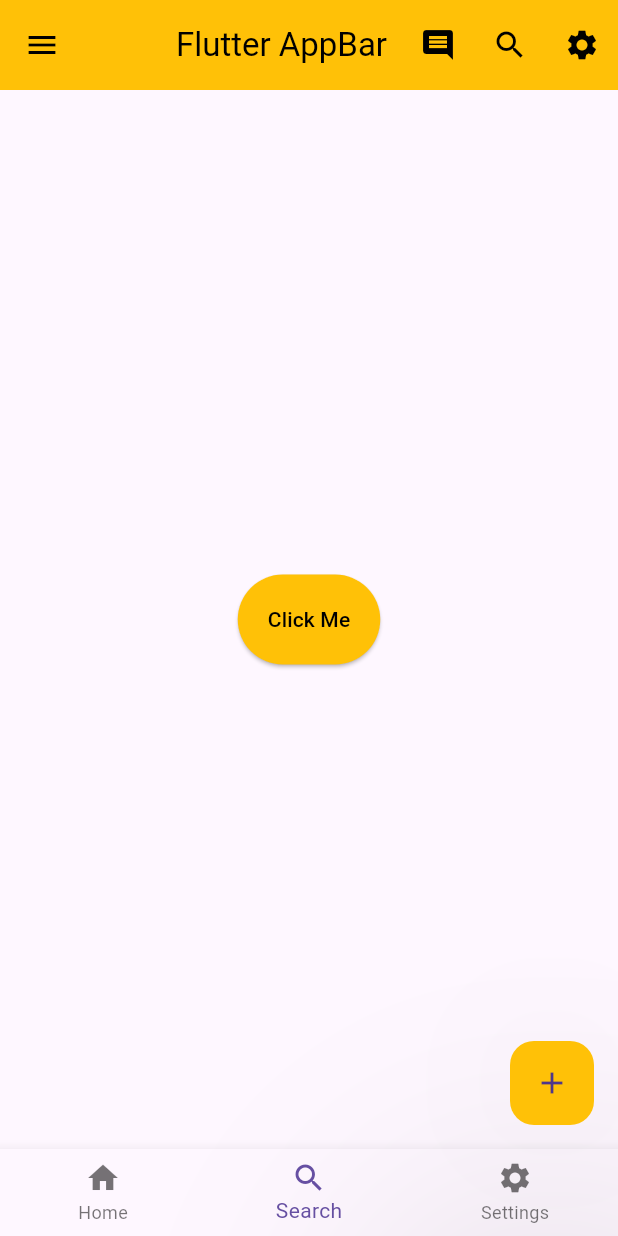
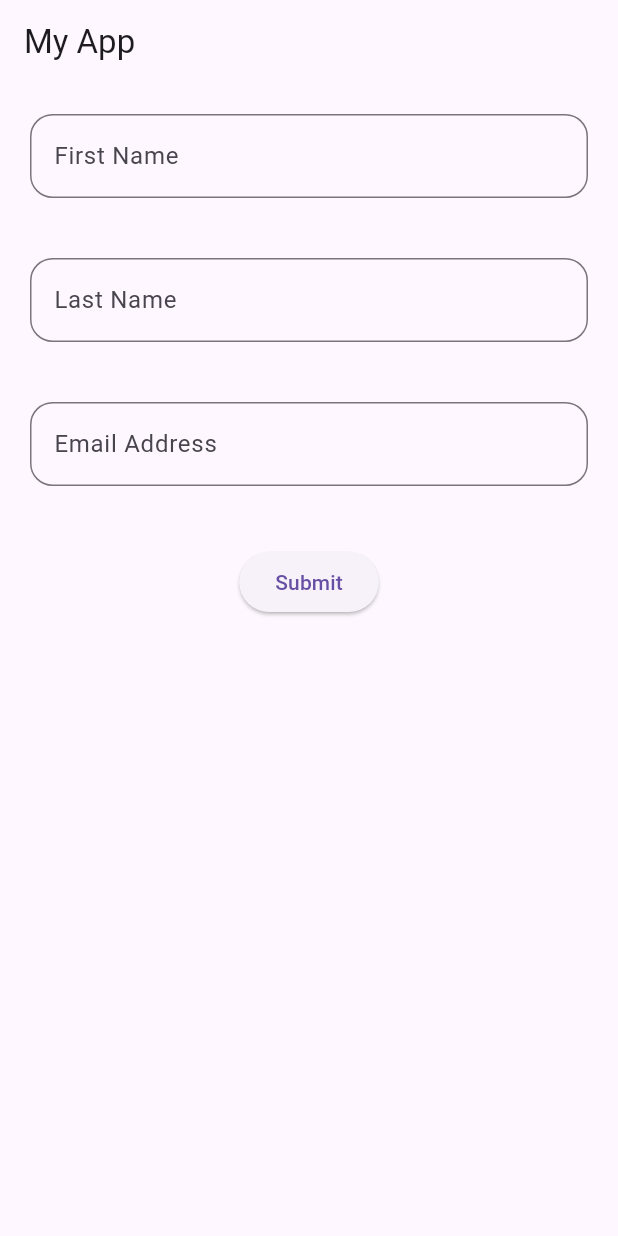
Before and after one commit to mdnahidhasan999/macapps, a Flutter app: the screen it shows after launch, on a phone screen of 412 x 824 dp. Run offline on Flutter 3.47's test engine with Material 3 defaults, Android fonts, the light colour scheme and no system bars.

```diff
--- a/lib/main.dart
+++ b/lib/main.dart
@@ -21,243 +21,59 @@ class MyApp extends StatelessWidget {
 class HomeActivity extends StatelessWidget {
   const HomeActivity({super.key});
 
-  mySnackBar(message, context) {
-    return ScaffoldMessenger.of(context).showSnackBar(
-      SnackBar(content: Text(message), duration: Duration(seconds: 0)),
-    );
-  }
-
-  myAlertDialog(context) {
-    return showDialog(
-      context: context,
-      builder: (BuildContext context) {
-        return Expanded(
-          child: AlertDialog(
-            title: Text('Do you want to delete this item?'),
-            content: Text('This action cannot be undone.'),
-            actions: [
-              TextButton(
-                onPressed: () {
-                  mySnackBar("Deleted", context);
-                  Navigator.of(context).pop();
-                },
-                child: Text("Yes"),
-              ),
-              TextButton(
-                onPressed: () {
-                  Navigator.of(context).pop();
-                },
-                child: Text("No"),
-              ),
-            ],
-          ),
-        );
-      },
-    );
-  }
-
   @override
   Widget build(BuildContext context) {
-    final ButtonStyle buttonStyle = ElevatedButton.styleFrom(
-      backgroundColor: Colors.amber,
-      foregroundColor: Colors.black,
-      padding: EdgeInsets.all(20),
-      shape: RoundedRectangleBorder(borderRadius: BorderRadius.circular(50)),
-    );
     return Scaffold(
-      appBar: AppBar(
-        title: const Text('Flutter AppBar'),
-        titleSpacing: 10,
-        toolbarHeight: 60,
-        centerTitle: true,
-        backgroundColor: Colors.amber,
-        foregroundColor: Colors.black,
-        toolbarOpacity: 1,
-        elevation: 0,
-        actions: [
-          IconButton(
-            onPressed: () {
-              mySnackBar("Comments", context);
-            },
-            icon: Icon(Icons.comment),
-          ),
-          IconButton(
-            onPressed: () {
-              mySnackBar("Search", context);
-            },
-            icon: Icon(Icons.search),
-          ),
-          IconButton(
-            onPressed: () {
-              mySnackBar("Settings", context);
-            },
-            icon: Icon(Icons.settings),
-          ),
-        ],
-      ),
-
-      floatingActionButton: FloatingActionButton(
-        elevation: 100,
-        backgroundColor: Colors.amber,
-        onPressed: () {
-          mySnackBar("Add", context);
-        },
-        child: Icon(Icons.add),
-      ),
-
-      bottomNavigationBar: BottomNavigationBar(
-        currentIndex: 1,
-        items: [
-          BottomNavigationBarItem(icon: Icon(Icons.home), label: 'Home'),
-          BottomNavigationBarItem(icon: Icon(Icons.search), label: 'Search'),
-          BottomNavigationBarItem(
-            icon: Icon(Icons.settings),
-            label: 'Settings',
-          ),
-        ],
-        onTap: (index) {
-          if (index == 0) {
-            mySnackBar("Home", context);
-          } else if (index == 1) {
-            mySnackBar("Search", context);
-          } else if (index == 2) {
-            mySnackBar("Settings", context);
-          }
-        },
-      ),
-
-      drawer: Drawer(
-        child: ListView(
-          children: [
-            DrawerHeader(
-              decoration: BoxDecoration(color: Colors.amber),
-              padding: EdgeInsets.zero,
-              child: UserAccountsDrawerHeader(
-                decoration: BoxDecoration(color: Colors.black),
-                accountName: Padding(
-                  padding: EdgeInsets.only(top: 30),
-
-                  child: Text(
-                    'Nahid Hasan',
-                    style: TextStyle(fontSize: 20, fontWeight: FontWeight.bold),
-                  ),
-                ),
-
-                accountEmail: Text('info@gmail.com'),
-                currentAccountPicture: Image.network(
-                  'https://www.w3schools.com/howto/img_avatar.png',
-                  fit: BoxFit.cover,
+      appBar: AppBar(title: Text('My App')),
+      body: Column(
+        mainAxisAlignment: MainAxisAlignment.start,
+        children: [
+          Padding(
+            padding: EdgeInsets.all(20),
+            child: TextField(
+              decoration: InputDecoration(
+                labelText: 'First Name',
+                hintText: 'Enter your first name',
+                border: OutlineInputBorder(
+                  borderRadius: BorderRadius.circular(15),
+                  borderSide: BorderSide(color: Colors.green, width: 2),
                 ),
               ),
             ),
-            ListTile(
-              leading: Icon(Icons.home),
-              title: Text('Home'),
-              onTap: () {
-                mySnackBar("Home", context);
-              },
-            ),
-            ListTile(
-              leading: Icon(Icons.search),
-              title: Text('Search'),
-              onTap: () {
-                mySnackBar("Search", context);
-              },
-            ),
-            ListTile(
-              leading: Icon(Icons.settings),
-              title: Text('Settings'),
-              onTap: () {
-                mySnackBar("Settings", context);
-              },
-            ),
-          ],
-        ),
-      ),
-      endDrawer: Drawer(
-        child: ListView(
-          children: [
-            DrawerHeader(
-              decoration: BoxDecoration(color: Colors.amber),
-              padding: EdgeInsets.zero,
-              child: UserAccountsDrawerHeader(
-                decoration: BoxDecoration(color: Colors.black),
-                accountName: Padding(
-                  padding: EdgeInsets.only(top: 30),
-
-                  child: Text(
-                    'Nahid Hasan',
-                    style: TextStyle(fontSize: 20, fontWeight: FontWeight.bold),
-                  ),
-                ),
-
-                accountEmail: Text('info@gmail.com'),
-                currentAccountPicture: Image.network(
-                  'https://www.w3schools.com/howto/img_avatar.png',
-                  fit: BoxFit.cover,
+          ),
+          Padding(
+            padding: EdgeInsets.all(20),
+            child: TextField(
+              decoration: InputDecoration(
+                labelText: 'Last Name',
+                hintText: 'Enter your last name',
+                border: OutlineInputBorder(
+                  borderRadius: BorderRadius.circular(15),
+                  borderSide: BorderSide(color: Colors.green, width: 2),
                 ),
               ),
             ),
-            ListTile(
-              leading: Icon(Icons.home),
-              title: Text('Home'),
-              onTap: () {
-                mySnackBar("Home", context);
-              },
+          ),
+          Padding(
+            padding: EdgeInsets.all(20),
+            child: TextField(
+              decoration: InputDecoration(
+                labelText: 'Email Address',
+                hintText: 'Enter your Email Address',
+                border: OutlineInputBorder(
+                  borderRadius: BorderRadius.circular(15),
+                  borderSide: BorderSide(color: Colors.green, width: 2),
+                ),
+              ),
             ),
-            ListTile(
-              leading: Icon(Icons.search),
-              title: Text('Search'),
-              onTap: () {
-                mySnackBar("Search", context);
-              },
-            ),
-            ListTile(
-              leading: Icon(Icons.settings),
-              title: Text('Settings'),
-              onTap: () {
-                mySnackBar("Settings", context);
-              },
-            ),
-          ],
-        ),
+          ),
+          Padding(
+            padding: EdgeInsets.all(20),
+            child: ElevatedButton(onPressed: (){}, child: Text('Submit')),
+          ),
+
+        ],
       ),
-      body: Center(
-        child: ElevatedButton(
-          onPressed: () {
-            myAlertDialog(context);
-          },
-          style: buttonStyle,
-          child: Text('Click Me'),
-        ),
-      ),
-      // SingleChildScrollView(
-      //   scrollDirection: Axis.horizontal,
-      //   child: Row(
-      //     mainAxisAlignment: MainAxisAlignment.spaceEvenly,
-      //     children: [
-      //       TextButton(
-      //         onPressed: () {
-      //           mySnackBar("TextButton", context);
-      //         },
-      //         child: Text('TextButton'),
-      //       ),
-      //       ElevatedButton(
-      //         onPressed: () {
-      //           mySnackBar("ElevatedButton", context);
-      //         },
-      //         style: buttonStyle,
-      //         child: Text('ElevatedButton'),
-      //       ),
-      //       OutlinedButton(
-      //         onPressed: () {
-      //           mySnackBar("OutlinedButton", context);
-      //         },
-      //         child: Text('OutlinedButton'),
-      //       ),
-      //     ],
-      //   ),
-      // ),
     );
   }
 }
```
